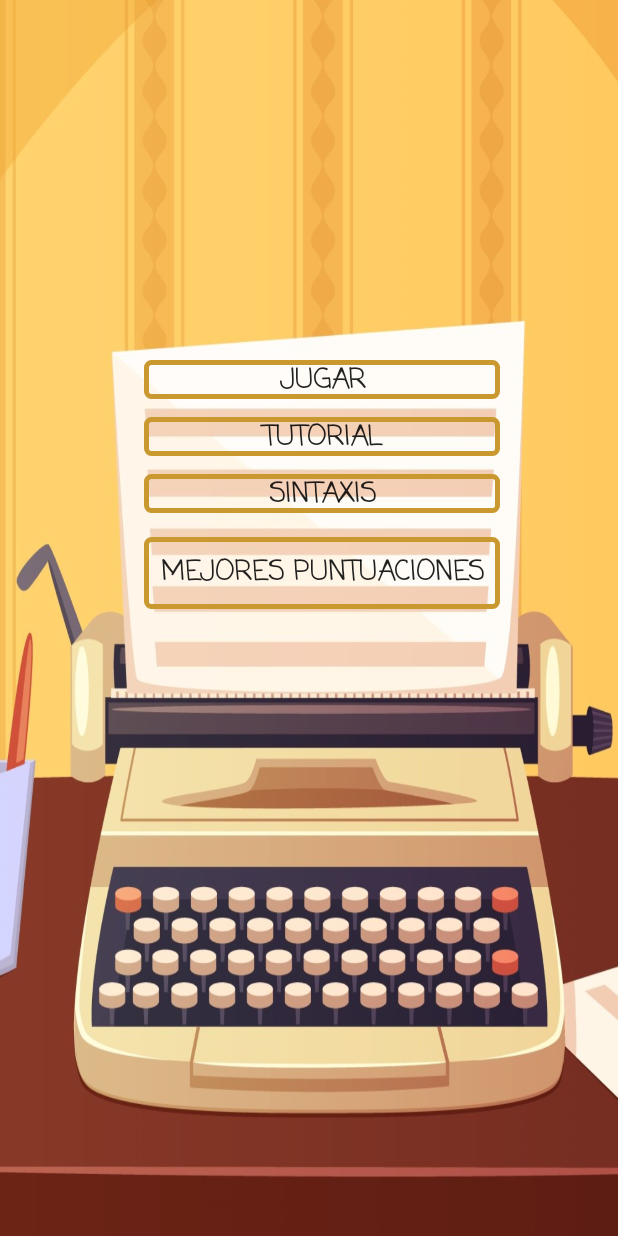
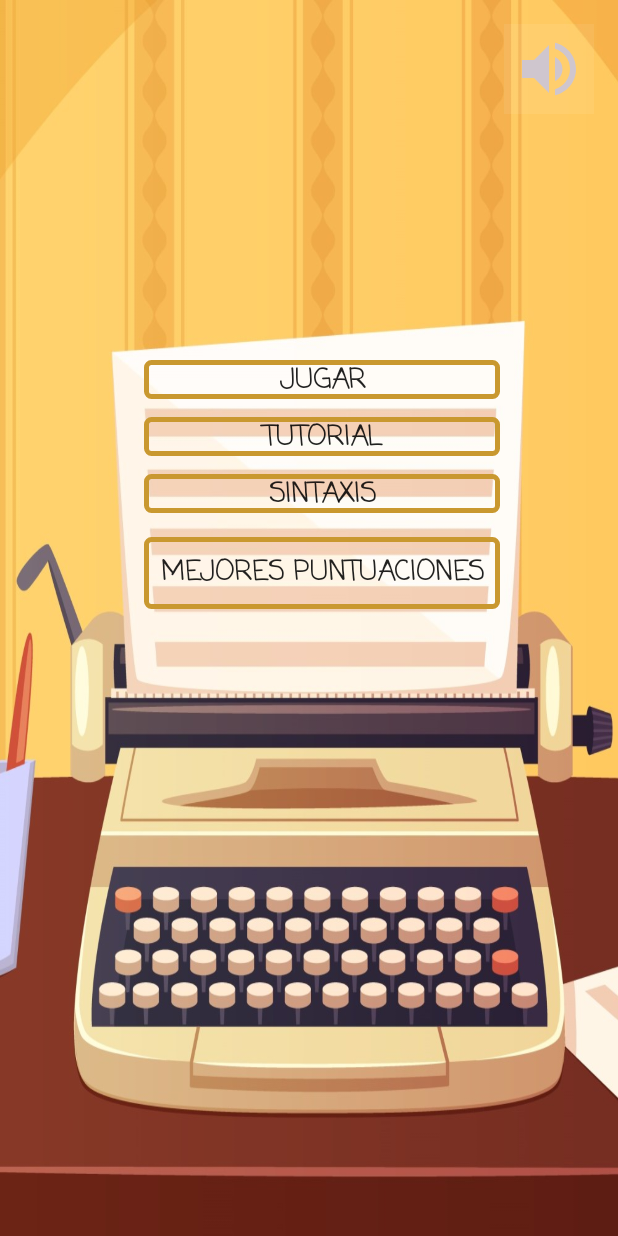
Before and after one commit to carlosgutfer/verbum, an Android app: the fragment PantallaEscaleraInfinitaFragment placed in its activity, after a tap on "SUSTANTIVO", on a phone screen of 412 x 824 dp. Run offline under Robolectric (Android 15) with nearby library versions, the phone set to English and light mode, and no system bars; our stand-ins replace Room's generated code; 5 statements that could not run were skipped.

Commit message:
24/09/2020

```diff
--- a/app/src/main/java/com/GF/verbum/commun/SharedPreferentManager.java
+++ b/app/src/main/java/com/GF/verbum/commun/SharedPreferentManager.java
@@ -2,6 +2,7 @@ package com.GF.verbum.commun;
 
 import android.content.Context;
 import android.content.SharedPreferences;
+
 
 public class SharedPreferentManager {
 
@@ -25,4 +26,5 @@ public class SharedPreferentManager {
         return getSharePreferences().getInt(dataLabel, -1);
     }
 
+
 }
--- a/app/src/main/java/com/GF/verbum/ui/pantallajuegos/MainActivity.java
+++ b/app/src/main/java/com/GF/verbum/ui/pantallajuegos/MainActivity.java
@@ -11,28 +11,48 @@ import android.os.Build;
 import android.os.Bundle;
 import android.view.View;
 import android.widget.Button;
+import android.widget.ImageButton;
 
 import com.GF.verbum.R;
+import com.GF.verbum.commun.SharedPreferentManager;
 import com.GF.verbum.ui.pantallajuegos.Sintaxis.SintaxisActivity;
 import com.GF.verbum.ui.pantallajuegos.modoJuegos.EleccionJuegoActivity;
 
 public class MainActivity extends AppCompatActivity implements View.OnClickListener {
     private Button jugar,mejores, sintaxis;
+    private ImageButton sound;
     private  int sonido_de_tecla;
     SoundPool sp;
+    private int position;
+     private MediaPlayer md;
 
     @Override
     protected void onCreate(Bundle savedInstanceState) {
         super.onCreate(savedInstanceState);
         setContentView(R.layout.activity_main);
+
+        findViewById();
+        mejores.setOnClickListener(this);
+        jugar.setOnClickListener(this);
+        sintaxis.setOnClickListener(this);
+        sound.setOnClickListener(this);
+        sp = new SoundPool(10, AudioManager.STREAM_MUSIC,1);
+        sonido_de_tecla= sp.load(MainActivity.this,R.raw.espacio,1);
+
+        if(SharedPreferentManager.getIntegerValue("soundMode")==1){
+            sound.setImageDrawable(getResources().getDrawable(R.drawable.ic_baseline_volume_off_24));
+        }
+
+
+
+
+    }
+
+    private void findViewById() {
         jugar=findViewById(R.id.BT_Jugar);
         mejores=findViewById(R.id.BT_Mejores);
         sintaxis=findViewById(R.id.Bt_Sintaxis);
-        mejores.setOnClickListener(this);
-        jugar.setOnClickListener(this);
-        sintaxis.setOnClickListener(this);
-         sp = new SoundPool(10, AudioManager.STREAM_MUSIC,1);
-        sonido_de_tecla= sp.load(MainActivity.this,R.raw.espacio,1);
+        sound=findViewById(R.id.IB_sound);
     }
 
     @Override
@@ -41,37 +61,80 @@ public class MainActivity extends AppCompatActivity implements View.OnClickListe
         sonido();
         if(view==R.id.BT_Jugar){
             Intent i = new Intent(this, EleccionJuegoActivity.class);
-        startActivity(i);
-            finish();}
+            if(md!=null){
+            position=md.getCurrentPosition();
+            i.putExtra("position",position);}
+
+            startActivity(i);
+            finish();
+           }
         if(view==R.id.BT_Mejores){
             Intent i = new Intent(this, RecordActivity.class);
+            if(md!=null){
+                position=md.getCurrentPosition();
+            i.putExtra("position",position);}
             startActivity(i);
             finish();
         }
         if(view==R.id.Bt_Sintaxis){
             Intent i = new Intent(this, SintaxisActivity.class);
+            if(md!=null){
+                position=md.getCurrentPosition();
+            i.putExtra("position",position);}
             startActivity(i);
             finish();
         }
+        if(view==R.id.IB_sound){
+          soundMode();
+        }
+    }
+
+    private void soundMode() {
+        int soundMode= SharedPreferentManager.getIntegerValue("soundMode");
+        if(soundMode==1){
+            sound.setImageDrawable(getResources().getDrawable(R.drawable.ic_baseline_volume_up_24));
+            SharedPreferentManager.setIntegerValue("soundMode",-1);
+            startMusic();
+        }
+        if(soundMode==-1){
+            if(md.isPlaying()&&md!=null){
+                md.release();
+                md=null;
+            }
+            sound.setImageDrawable(getResources().getDrawable(R.drawable.ic_baseline_volume_off_24));
+            SharedPreferentManager.setIntegerValue("soundMode",1);
+        }
+
     }
 
     public void sonido(){
-     /*   if(Build.VERSION.SDK_INT>=Build.VERSION_CODES.LOLLIPOP){
-            AudioAttributes audioAttributes = new AudioAttributes.Builder()
-                                                    .setUsage(AudioAttributes.USAGE_ASSISTANCE_SONIFICATION)
-                    .setContentType(AudioAttributes.CONTENT_TYPE_SONIFICATION).build();
-            SoundPool sp = new SoundPool.Builder()
-                    .setMaxStreams(6)
-                    .setAudioAttributes(audioAttributes)
-                    .build();
-            sonido_de_tecla= sp.load(this,R.raw.tecla,1);
-            sp.play(sonido_de_tecla,1,1,1,0,0);
-        }else{
-*/
+        if(SharedPreferentManager.getIntegerValue("soundMode")==-1)
+        sp.play(sonido_de_tecla,1,1,1,0,0);
+    }
 
-        sp.play(sonido_de_tecla,1,1,1,0,0);
-       /* MediaPlayer md = MediaPlayer.create(this,R.raw.espacio);
-        md.start();*/
+    @Override
+    protected void onPause() {
+        super.onPause();
+        if(md!=null)
+        md.release();
+        md = null;
+    }
 
+    @Override
+    protected void onResume() {
+        super.onResume();
+        startMusic();
     }
+
+    private void startMusic() {
+        if(SharedPreferentManager.getIntegerValue("soundMode")==-1) {
+            md = MediaPlayer.create(this, R.raw.export);
+            md.setVolume(0.5f, 0.5f);
+            int soundPosition = getIntent().getIntExtra("position", 0);
+            md.seekTo(soundPosition);
+            md.setLooping(true);
+            md.start();
+        }
+    }
+
 }
--- a/app/src/main/java/com/GF/verbum/ui/pantallajuegos/modoJuegos/EleccionDificultadFragment.java
+++ b/app/src/main/java/com/GF/verbum/ui/pantallajuegos/modoJuegos/EleccionDificultadFragment.java
@@ -1,6 +1,8 @@
 package com.GF.verbum.ui.pantallajuegos.modoJuegos;
 
 import android.content.Intent;
+import android.media.AudioManager;
+import android.media.SoundPool;
 import android.os.Bundle;
 
 import androidx.fragment.app.Fragment;
@@ -11,6 +13,8 @@ import android.view.ViewGroup;
 import android.widget.Button;
 
 import com.GF.verbum.R;
+import com.GF.verbum.commun.SharedPreferentManager;
+import com.GF.verbum.ui.pantallajuegos.MainActivity;
 import com.GF.verbum.ui.pantallajuegos.modoJuegos.CajaDeHerramientas.HerramientasFragment;
 import com.GF.verbum.ui.pantallajuegos.modoJuegos.QueSoy.QueSoyFragment;
 import com.GF.verbum.ui.pantallajuegos.modoJuegos.escaleraInfinita.PantallaEscaleraInfinitaFragment;
@@ -24,7 +28,8 @@ public class EleccionDificultadFragment extends Fragment implements View.OnClick
  private View v;
  private static String MODODEJUEGO;
  private int modo;
-
+   private SoundPool sp;
+   private  int sonido_de_tecla;
 
 
     public EleccionDificultadFragment() {
@@ -53,6 +58,8 @@ public class EleccionDificultadFragment extends Fragment implements View.OnClick
                              Bundle savedInstanceState) {
          v = inflater.inflate(R.layout.fragment_eleccion_dificultad, container, false);
         modo=getArguments().getInt(MODODEJUEGO);
+        sp = new SoundPool(10, AudioManager.STREAM_MUSIC,1);
+        sonido_de_tecla= sp.load(getActivity(),R.raw.espacio,1);
         findViewById();
         setOnClick();
         return v;
@@ -73,6 +80,7 @@ public class EleccionDificultadFragment extends Fragment implements View.OnClick
     @Override
     public void onClick(View v) {
         int View=v.getId();
+        sonido();
         if(View==R.id.BT_Facil){
            eleccionDificultad(1);
         }
@@ -112,4 +120,8 @@ public class EleccionDificultadFragment extends Fragment implements View.OnClick
         }
 
     }
+    public void sonido(){
+        if(SharedPreferentManager.getIntegerValue("soundMode")==-1)
+            sp.play(sonido_de_tecla,1,1,1,0,0);
+    }
 }
--- a/app/src/main/java/com/GF/verbum/ui/pantallajuegos/modoJuegos/escaleraInfinita/PantallaEscaleraInfinitaFragment.java
+++ b/app/src/main/java/com/GF/verbum/ui/pantallajuegos/modoJuegos/escaleraInfinita/PantallaEscaleraInfinitaFragment.java
@@ -3,6 +3,8 @@ package com.GF.verbum.ui.pantallajuegos.modoJuegos.escaleraInfinita;
 import androidx.lifecycle.Observer;
 import androidx.lifecycle.ViewModelProvider;
 
+import android.media.AudioManager;
+import android.media.SoundPool;
 import android.os.Bundle;
 
 import androidx.annotation.NonNull;
@@ -21,12 +23,14 @@ import com.GF.verbum.commun.Constantes;
 import com.GF.verbum.commun.SharedPreferentManager;
 import com.GF.verbum.ui.pantallajuegos.modoJuegos.ModosJuegosViewModel;
 
-import java.io.Serializable;
 import java.util.ArrayList;
 import java.util.List;
 
 public class PantallaEscaleraInfinitaFragment extends Fragment implements View.OnClickListener {
 
+
+    private  int sonido_de_tecla;
+    SoundPool sp;
 
     private List<PalabrasEntity> allPalabras = new ArrayList<>();
     private PalabrasEntity palabraAleatoria;
@@ -64,6 +68,8 @@ public class PantallaEscaleraInfinitaFragment extends Fragment implements View.O
                              @Nullable Bundle savedInstanceState) {
         View view = inflater.inflate(R.layout.escalera_infinita_fragment, container, false);
         this.v=view;
+        sp = new SoundPool(10, AudioManager.STREAM_MUSIC,1);
+        sonido_de_tecla= sp.load(getActivity(),R.raw.tecla,1);
         findViewById();
         nombre=getArguments().getString("palabra",null);
 
@@ -176,6 +182,7 @@ public class PantallaEscaleraInfinitaFragment extends Fragment implements View.O
     @Override
     public void onClick(View v) {
         int view = v.getId();
+        sonido();
         if(view==R.id.BT_Sustantivo){
             if(palabraAleatoria.isSustantivo()) {
                 mostrar();
@@ -261,6 +268,11 @@ public class PantallaEscaleraInfinitaFragment extends Fragment implements View.O
 
     }
 
+    private void sonido() {
+        if(SharedPreferentManager.getIntegerValue("soundMode")==-1)
+            sp.play(sonido_de_tecla,0.4f,0.4f,1,0,0);
+    }
+
     private void mostrar(){
         letrasGanadas++;
         letras.setText(String.valueOf(letrasGanadas));
--- a/app/src/main/java/com/GF/verbum/ui/pantallajuegos/modoJuegos/pantalla_juegos.java
+++ b/app/src/main/java/com/GF/verbum/ui/pantallajuegos/modoJuegos/pantalla_juegos.java
@@ -3,9 +3,11 @@ package com.GF.verbum.ui.pantallajuegos.modoJuegos;
 import androidx.appcompat.app.AppCompatActivity;
 
 import android.content.Intent;
+import android.media.MediaPlayer;
 import android.os.Bundle;
 
 import com.GF.verbum.R;
+import com.GF.verbum.commun.SharedPreferentManager;
 import com.GF.verbum.ui.pantallajuegos.MainActivity;
 import com.GF.verbum.ui.pantallajuegos.modoJuegos.CajaDeHerramientas.HerramientasFragment;
 import com.GF.verbum.ui.pantallajuegos.modoJuegos.QueSoy.QueSoyFragment;
@@ -14,11 +16,15 @@ import com.GF.verbum.ui.pantallajuegos.modoJuegos.escaleraInfinita.pantallaEscal
 
 public class pantalla_juegos extends AppCompatActivity {
  private int modoJuego;
+    private MediaPlayer md;
+
     @Override
     protected void onCreate(Bundle savedInstanceState) {
         super.onCreate(savedInstanceState);
         setContentView(R.layout.pantalla_juegos_activity);
         modoJuego = getIntent().getIntExtra("ModoJuego", -1);
+
+
 
         if (savedInstanceState == null) {
             getSupportFragmentManager().beginTransaction()
@@ -32,8 +38,33 @@ public class pantalla_juegos extends AppCompatActivity {
     public void onBackPressed() {
         super.onBackPressed();
         Intent i = new Intent(this, MainActivity.class);
+        if(md!=null)
+        i.putExtra("position",md.getCurrentPosition());
         startActivity(i);
         finish();
 
     }
+
+    @Override
+    protected void onPause() {
+        super.onPause();
+        if(md!=null)
+        md.release();
+        md = null;
+    }
+
+    @Override
+    protected void onResume() {
+        super.onResume();
+        if(SharedPreferentManager.getIntegerValue("soundMode")==-1){
+            startMusic();}
+    }
+
+    private void startMusic() {
+        md = MediaPlayer.create(this, R.raw.export);
+        md.setVolume(0.5f, 0.5f);
+        md.seekTo(getIntent().getIntExtra("position",-1));
+        md.setLooping(true);
+        md.start();
+    }
 }
--- /dev/null
+++ b/app/src/main/res/drawable/ic_baseline_volume_off_24.xml
@@ -0,0 +1,5 @@
+<vector android:height="48dp" android:tint="#CFC6CE"
+    android:viewportHeight="24" android:viewportWidth="24"
+    android:width="48dp" xmlns:android="http://schemas.android.com/apk/res/android">
+    <path android:fillColor="@android:color/white" android:pathData="M16.5,12c0,-1.77 -1.02,-3.29 -2.5,-4.03v2.21l2.45,2.45c0.03,-0.2 0.05,-0.41 0.05,-0.63zM19,12c0,0.94 -0.2,1.82 -0.54,2.64l1.51,1.51C20.63,14.91 21,13.5 21,12c0,-4.28 -2.99,-7.86 -7,-8.77v2.06c2.89,0.86 5,3.54 5,6.71zM4.27,3L3,4.27 7.73,9L3,9v6h4l5,5v-6.73l4.25,4.25c-0.67,0.52 -1.42,0.93 -2.25,1.18v2.06c1.38,-0.31 2.63,-0.95 3.69,-1.81L19.73,21 21,19.73l-9,-9L4.27,3zM12,4L9.91,6.09 12,8.18L12,4z"/>
+</vector>
--- /dev/null
+++ b/app/src/main/res/drawable/ic_baseline_volume_up_24.xml
@@ -0,0 +1,5 @@
+<vector android:height="48dp" android:tint="#CFC6CE"
+    android:viewportHeight="24" android:viewportWidth="24"
+    android:width="48dp" xmlns:android="http://schemas.android.com/apk/res/android">
+    <path android:fillColor="@android:color/white" android:pathData="M3,9v6h4l5,5L12,4L7,9L3,9zM16.5,12c0,-1.77 -1.02,-3.29 -2.5,-4.03v8.05c1.48,-0.73 2.5,-2.25 2.5,-4.02zM14,3.23v2.06c2.89,0.86 5,3.54 5,6.71s-2.11,5.85 -5,6.71v2.06c4.01,-0.91 7,-4.49 7,-8.77s-2.99,-7.86 -7,-8.77z"/>
+</vector>
--- a/app/src/main/res/layout/activity_main.xml
+++ b/app/src/main/res/layout/activity_main.xml
@@ -75,4 +75,17 @@
         app:layout_constraintHorizontal_bias="0.0"
         app:layout_constraintStart_toStartOf="@+id/Bt_tutorial"
         app:layout_constraintTop_toBottomOf="@+id/Bt_tutorial" />
+
+    <ImageButton
+        android:id="@+id/IB_sound"
+        android:layout_width="60dp"
+        android:layout_height="60dp"
+        android:layout_marginTop="16dp"
+        android:layout_marginEnd="16dp"
+        android:layout_marginRight="16dp"
+        android:background="@android:drawable/divider_horizontal_dark"
+        app:layout_constraintEnd_toEndOf="parent"
+        app:layout_constraintTop_toTopOf="parent"
+        app:srcCompat="@drawable/ic_baseline_volume_up_24" />
+
 </androidx.constraintlayout.widget.ConstraintLayout>
```
Also changed, not shown: app/src/main/java/com/GF/verbum/ui/pantallajuegos/modoJuegos/EleccionJuegoActivity.java (+53 -2 lines), app/src/main/java/com/GF/verbum/ui/pantallajuegos/modoJuegos/QueSoy/QueSoyFragment.java (+11 -2 lines), 5 other files.
